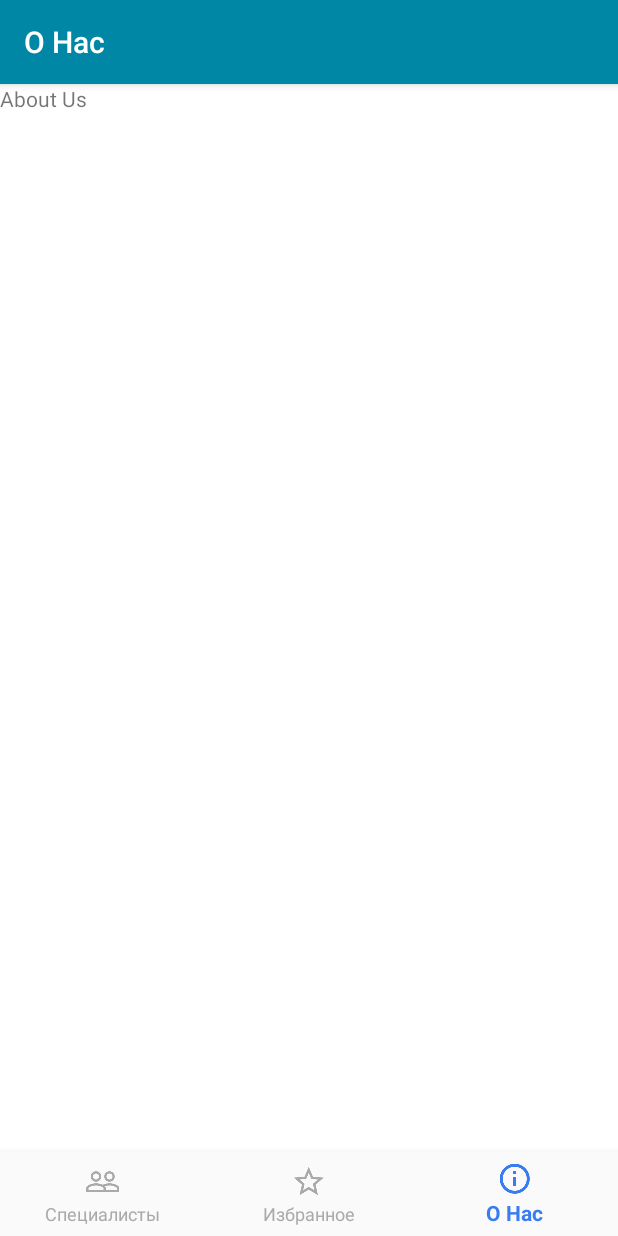
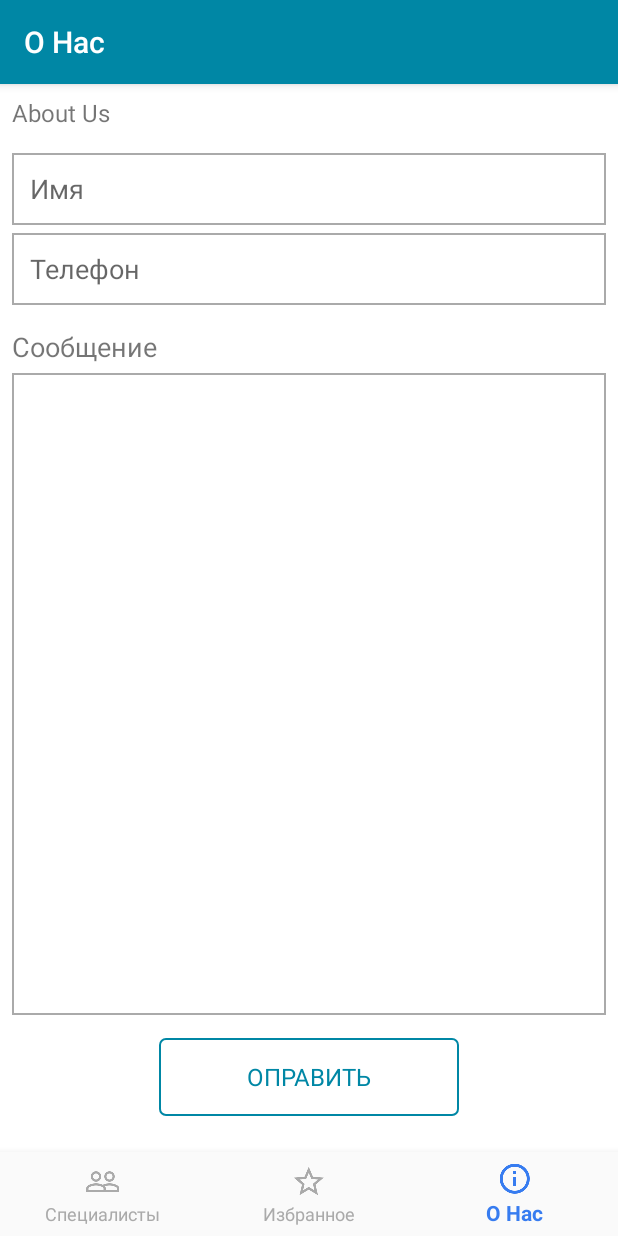
Before and after one commit to lex3m/repetitors, an Android app: the screen it shows after launch (MainActivity), item 3 of the bottom bar chosen, on a phone screen of 412 x 824 dp. Run offline under Robolectric (Android 15) with nearby library versions, the phone set to English and light mode, and no system bars.

Commit message:
AboutFragment + layout

```diff
--- a/app/src/main/AndroidManifest.xml
+++ b/app/src/main/AndroidManifest.xml
@@ -4,7 +4,7 @@
 
     <application
         android:name=".App"
-        android:allowBackup="true"
+        android:allowBackup="false"
         android:icon="@mipmap/ic_launcher"
         android:label="@string/app_name"
         android:roundIcon="@mipmap/ic_launcher_round"
@@ -13,7 +13,8 @@
         <activity
             android:name=".activities.MainActivity"
             android:label="@string/app_name"
-            android:screenOrientation="portrait">
+            android:screenOrientation="portrait"
+            android:configChanges="keyboardHidden">
         </activity>
         <activity
             android:name=".activities.SplashActivity"
--- a/app/src/main/java/com/kitapp/repetitor/fragments/AboutFragment.java
+++ b/app/src/main/java/com/kitapp/repetitor/fragments/AboutFragment.java
@@ -1,11 +1,18 @@
 package com.kitapp.repetitor.fragments;
 
 
+import android.content.Context;
+import android.content.DialogInterface;
 import android.os.Bundle;
 import android.support.v4.app.Fragment;
+import android.support.v7.app.AlertDialog;
 import android.view.LayoutInflater;
 import android.view.View;
 import android.view.ViewGroup;
+import android.view.inputmethod.InputMethodManager;
+import android.widget.Button;
+import android.widget.EditText;
+import android.widget.TextView;
 
 import com.kitapp.repetitor.R;
 
@@ -15,6 +22,11 @@ import com.kitapp.repetitor.R;
  * create an instance of this fragment.
  */
 public class AboutFragment extends Fragment {
+
+    private TextView tvAbout;
+    private EditText etName;
+    private EditText etPhone;
+    private EditText etMessage;
 
     public AboutFragment() {
         // Required empty public constructor
@@ -33,8 +45,54 @@ public class AboutFragment extends Fragment {
     @Override
     public View onCreateView(LayoutInflater inflater, ViewGroup container,
                              Bundle savedInstanceState) {
-        // Inflate the layout for this fragment
-        return inflater.inflate(R.layout.f_about, container, false);
+        View v = inflater.inflate(R.layout.f_about, container, false);
+        tvAbout = (TextView) v.findViewById(R.id.tvAboutText);
+        // TODO fill tvAbout text field
+        etName = (EditText) v.findViewById(R.id.etAboutName);
+        etPhone = (EditText) v.findViewById(R.id.etAboutPhone);
+        etMessage = (EditText) v.findViewById(R.id.etAboutMessage);
+        Button bSend = (Button) v.findViewById(R.id.bAboutSend);
+        bSend.setOnClickListener(new View.OnClickListener() {
+            @Override
+            public void onClick(View view) {
+                onSendButton();
+            }
+        });
+        return v;
+    }
+
+    private void onSendButton() {
+        hideSoftKeyboard();
+        if (etName.getText().toString().isEmpty()
+                || etPhone.getText().toString().isEmpty()
+                || etMessage.getText().toString().isEmpty()) {
+            showErrorDialog(getString(R.string.error_unfilled_fields));
+            return;
+        }
+        // TODO
+    }
+
+    private void showErrorDialog(String error) {
+        AlertDialog.Builder builder = new AlertDialog.Builder(getContext())
+                .setCancelable(false)
+                .setTitle(R.string.error)
+                .setMessage(error)
+                .setPositiveButton("OK", new DialogInterface.OnClickListener() {
+                    @Override
+                    public void onClick(DialogInterface dialogInterface, int i) {
+                        dialogInterface.dismiss();
+                    }
+                });
+        AlertDialog dialog = builder.create();
+        dialog.show();
+    }
+
+    private void hideSoftKeyboard() {
+        View view = getActivity().getCurrentFocus();
+        if (view != null) {
+            InputMethodManager imm = (InputMethodManager)getActivity().getSystemService(Context.INPUT_METHOD_SERVICE);
+            imm.hideSoftInputFromWindow(view.getWindowToken(), 0);
+        }
     }
 
 }
--- a/app/src/main/res/layout/a_contact.xml
+++ b/app/src/main/res/layout/a_contact.xml
@@ -62,7 +62,7 @@
             <EditText
                 android:id="@+id/etComment"
                 android:layout_width="match_parent"
-                android:layout_height="wrap_content"
+                android:layout_height="0dp"
                 android:layout_marginBottom="5dp"
                 android:layout_marginTop="5dp"
                 android:layout_weight="1"
--- a/app/src/main/res/layout/f_about.xml
+++ b/app/src/main/res/layout/f_about.xml
@@ -1,14 +1,79 @@
-<FrameLayout xmlns:android="http://schemas.android.com/apk/res/android"
-             xmlns:tools="http://schemas.android.com/tools"
-             android:layout_width="match_parent"
-             android:layout_height="match_parent"
-             android:background="#fff"
-             tools:context="com.kitapp.repetitor.fragments.AboutFragment">
+<ScrollView
+    xmlns:android="http://schemas.android.com/apk/res/android"
+    xmlns:tools="http://schemas.android.com/tools"
+    android:layout_width="match_parent"
+    android:layout_height="match_parent"
+    android:background="#fff"
+    tools:context="com.kitapp.repetitor.fragments.AboutFragment"
+    android:fillViewport="true"
+    android:isScrollContainer="false">
 
-    <!-- TODO: Update blank fragment layout -->
-    <TextView
+    <LinearLayout
         android:layout_width="match_parent"
-        android:layout_height="match_parent"
-        android:text="About Us"/>
+        android:layout_height="wrap_content"
+        android:orientation="vertical"
+        android:padding="8dp">
 
-</FrameLayout>
+        <TextView
+            android:id="@+id/tvAboutText"
+            android:layout_width="match_parent"
+            android:layout_height="wrap_content"
+            android:layout_marginBottom="16dp"
+            android:text="About Us"
+            android:textSize="16sp"/>
+
+        <EditText
+            android:id="@+id/etAboutName"
+            android:layout_width="match_parent"
+            android:layout_height="wrap_content"
+            android:layout_marginBottom="5dp"
+            android:ems="10"
+            android:hint="@string/contact_name"
+            android:inputType="textPersonName"
+            android:lines="1"/>
+
+        <EditText
+            android:id="@+id/etAboutPhone"
+            android:layout_width="match_parent"
+            android:layout_height="wrap_content"
+            android:layout_marginBottom="15dp"
+            android:ems="10"
+            android:hint="@string/contact_phone"
+            android:inputType="phone"
+            android:lines="1"/>
+
+        <TextView
+            android:id="@+id/textView4"
+            android:layout_width="match_parent"
+            android:layout_height="wrap_content"
+            android:text="@string/message"
+            android:textSize="18sp"/>
+
+        <EditText
+            android:id="@+id/etAboutMessage"
+            android:layout_width="match_parent"
+            android:layout_height="0dp"
+            android:layout_marginBottom="5dp"
+            android:layout_marginTop="5dp"
+            android:layout_weight="1"
+            android:gravity="start"
+            android:inputType="textAutoComplete"
+            android:scrollHorizontally="false"/>
+
+        <RelativeLayout
+            android:id="@+id/rlBottomContainer"
+            android:layout_width="match_parent"
+            android:layout_height="wrap_content"
+
+            android:paddingBottom="16dp"
+            android:paddingTop="10dp">
+
+            <Button
+                android:id="@+id/bAboutSend"
+                android:layout_width="200dp"
+                android:layout_height="wrap_content"
+                android:layout_centerHorizontal="true"
+                android:text="@string/contact_send"/>
+        </RelativeLayout>
+    </LinearLayout>
+</ScrollView>
--- a/app/src/main/res/values/strings.xml
+++ b/app/src/main/res/values/strings.xml
@@ -24,4 +24,7 @@
     <string name="contact_place">Где занятия</string>
     <string name="contact_send">Оправить</string>
     <string name="contact_title">Связь</string>
+    <string name="message">Сообщение</string>
+    <string name="error">Ошибка</string>
+    <string name="error_unfilled_fields">Заполнены не все поля</string>
 </resources>
```
Also changed, not shown: app/src/main/java/com/kitapp/repetitor/activities/ContactActivity.java (+24 -0 lines).
